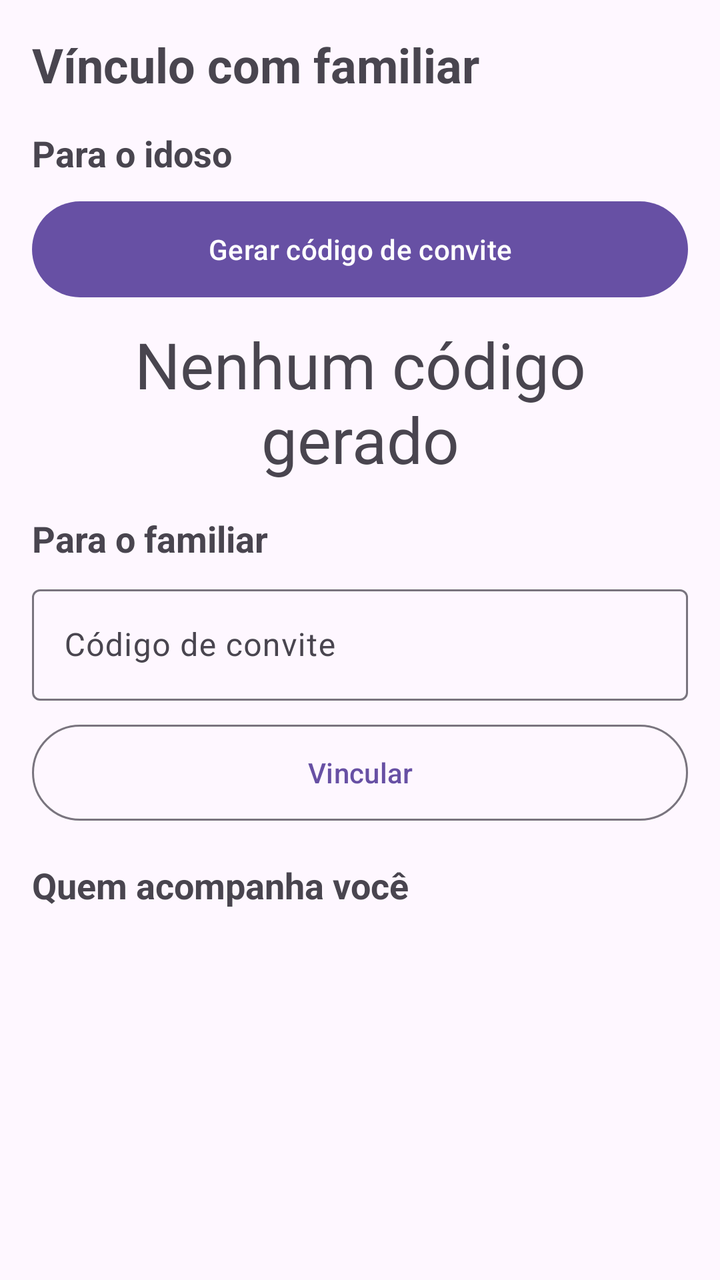
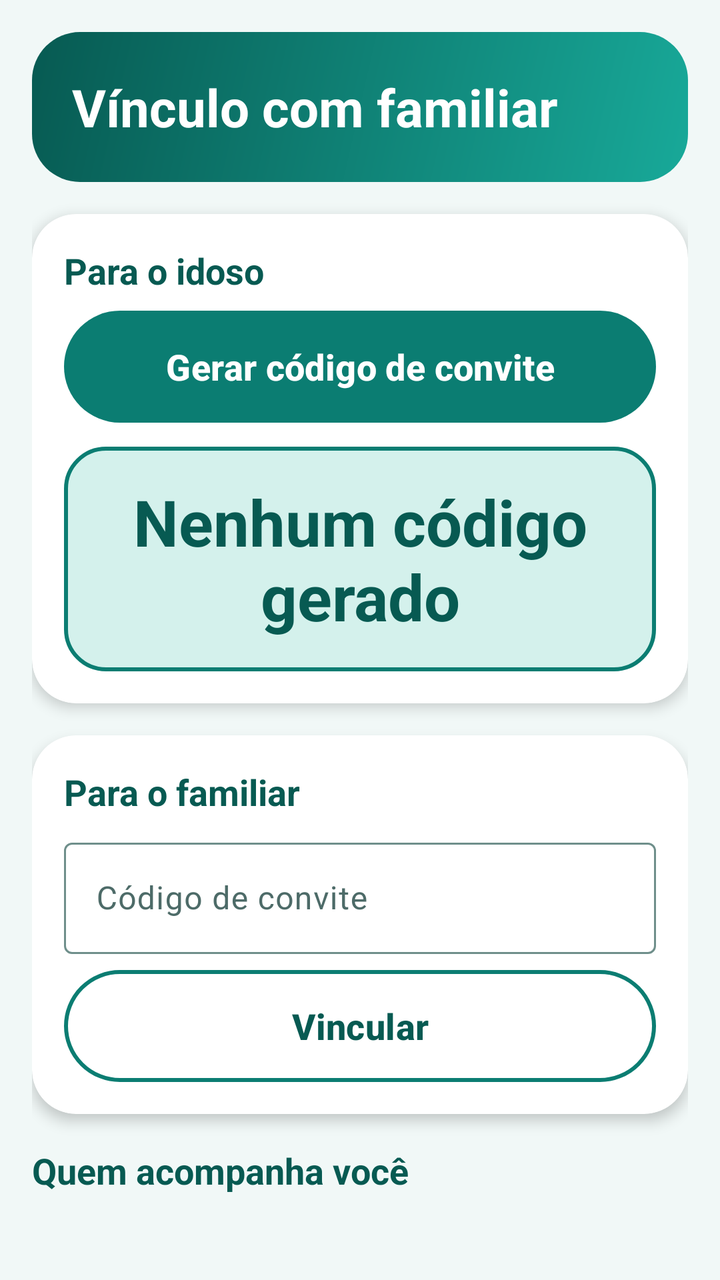

Before-and-after screenshots of an Android layout around one commit, followed by the original layout XML and the change that was made.
<!-- AndroidManifest.xml: application theme Theme.RemedioCerto -->
<!-- res/layout/fragment_vinculo.xml -->
<?xml version="1.0" encoding="utf-8"?>
<ScrollView xmlns:android="http://schemas.android.com/apk/res/android"
    android:layout_width="match_parent"
    android:layout_height="match_parent">

    <LinearLayout
        android:layout_width="match_parent"
        android:layout_height="wrap_content"
        android:orientation="vertical"
        android:padding="@dimen/margem">

        <TextView
            android:id="@+id/tvTitulo"
            android:layout_width="match_parent"
            android:layout_height="wrap_content"
            android:text="@string/vinculo_titulo"
            android:textSize="@dimen/texto_titulo"
            android:textStyle="bold" />

        <TextView
            android:layout_width="match_parent"
            android:layout_height="wrap_content"
            android:layout_marginTop="@dimen/margem"
            android:text="@string/vinculo_gerar_titulo"
            android:textSize="@dimen/texto_corpo"
            android:textStyle="bold" />

        <com.google.android.material.button.MaterialButton
            android:id="@+id/btnGerarCodigo"
            android:layout_width="match_parent"
            android:layout_height="@dimen/altura_botao"
            android:layout_marginTop="8dp"
            android:text="@string/vinculo_gerar" />

        <TextView
            android:id="@+id/tvCodigo"
            android:layout_width="match_parent"
            android:layout_height="wrap_content"
            android:layout_marginTop="8dp"
            android:gravity="center"
            android:text="@string/vinculo_codigo_vazio"
            android:textSize="@dimen/texto_alarme" />

        <TextView
            android:layout_width="match_parent"
            android:layout_height="wrap_content"
            android:layout_marginTop="@dimen/margem"
            android:text="@string/vinculo_usar_titulo"
            android:textSize="@dimen/texto_corpo"
            android:textStyle="bold" />

        <com.google.android.material.textfield.TextInputLayout
            android:layout_width="match_parent"
            android:layout_height="wrap_content"
            android:layout_marginTop="8dp"
            android:hint="@string/vinculo_codigo_hint">

            <com.google.android.material.textfield.TextInputEditText
                android:id="@+id/etCodigoConvite"
                android:layout_width="match_parent"
                android:layout_height="wrap_content"
                android:inputType="number" />
        </com.google.android.material.textfield.TextInputLayout>

        <com.google.android.material.button.MaterialButton
            android:id="@+id/btnVincular"
            style="@style/Widget.Material3.Button.OutlinedButton"
            android:layout_width="match_parent"
            android:layout_height="@dimen/altura_botao"
            android:layout_marginTop="8dp"
            android:text="@string/vinculo_vincular" />

        <TextView
            android:layout_width="match_parent"
            android:layout_height="wrap_content"
            android:layout_marginTop="@dimen/margem"
            android:text="@string/vinculo_lista_titulo"
            android:textSize="@dimen/texto_corpo"
            android:textStyle="bold" />

        <androidx.recyclerview.widget.RecyclerView
            android:id="@+id/rvVinculos"
            android:layout_width="match_parent"
            android:layout_height="wrap_content"
            android:layout_marginTop="8dp"
            android:nestedScrollingEnabled="false" />
    </LinearLayout>
</ScrollView>
<!-- resources referenced by this layout -->
<resources>
  <dimen name="texto_corpo">18sp</dimen>
  <dimen name="texto_titulo">24sp</dimen>
  <style name="Theme.RemedioCerto" parent="Theme.Material3.DayNight.NoActionBar" />
  <!-- unchanged entries left out for length: 11 -->
</resources>

<!-- the commit's change to res/layout/fragment_vinculo.xml (unified diff, before → after) -->
@@ -11,72 +11,96 @@
 
         <TextView
             android:id="@+id/tvTitulo"
+            style="@style/Estilo.Titulo"
             android:layout_width="match_parent"
             android:layout_height="wrap_content"
-            android:text="@string/vinculo_titulo"
-            android:textSize="@dimen/texto_titulo"
-            android:textStyle="bold" />
+            android:text="@string/vinculo_titulo" />
+
+        <com.google.android.material.card.MaterialCardView
+            android:layout_width="match_parent"
+            android:layout_height="wrap_content"
+            android:layout_marginTop="@dimen/margem">
+
+            <LinearLayout
+                android:layout_width="match_parent"
+                android:layout_height="wrap_content"
+                android:orientation="vertical"
+                android:padding="@dimen/margem">
+
+                <TextView
+                    style="@style/Estilo.Secao"
+                    android:layout_width="match_parent"
+                    android:layout_height="wrap_content"
+                    android:text="@string/vinculo_gerar_titulo" />
+
+                <com.google.android.material.button.MaterialButton
+                    android:id="@+id/btnGerarCodigo"
+                    android:layout_width="match_parent"
+                    android:layout_height="@dimen/altura_botao"
+                    android:layout_marginTop="8dp"
+                    android:text="@string/vinculo_gerar" />
+
+                <TextView
+                    android:id="@+id/tvCodigo"
+                    android:layout_width="match_parent"
+                    android:layout_height="wrap_content"
+                    android:layout_marginTop="12dp"
+                    android:background="@drawable/bg_destaque"
+                    android:gravity="center"
+                    android:padding="@dimen/margem"
+                    android:text="@string/vinculo_codigo_vazio"
+                    android:textColor="@color/rc_primaria_escura"
+                    android:textSize="@dimen/texto_alarme"
+                    android:textStyle="bold" />
+            </LinearLayout>
+        </com.google.android.material.card.MaterialCardView>
+
+        <com.google.android.material.card.MaterialCardView
+            android:layout_width="match_parent"
+            android:layout_height="wrap_content"
+            android:layout_marginTop="@dimen/margem">
+
+            <LinearLayout
+                android:layout_width="match_parent"
+                android:layout_height="wrap_content"
+                android:orientation="vertical"
+                android:padding="@dimen/margem">
+
+                <TextView
+                    style="@style/Estilo.Secao"
+                    android:layout_width="match_parent"
+                    android:layout_height="wrap_content"
+                    android:text="@string/vinculo_usar_titulo" />
+
+                <com.google.android.material.textfield.TextInputLayout
+                    android:layout_width="match_parent"
+                    android:layout_height="wrap_content"
+                    android:layout_marginTop="8dp"
+                    android:hint="@string/vinculo_codigo_hint">
+
+                    <com.google.android.material.textfield.TextInputEditText
+                        android:id="@+id/etCodigoConvite"
+                        android:layout_width="match_parent"
+                        android:layout_height="wrap_content"
+                        android:inputType="number" />
+                </com.google.android.material.textfield.TextInputLayout>
+
+                <com.google.android.material.button.MaterialButton
+                    android:id="@+id/btnVincular"
+                    style="@style/Widget.RemedioCerto.Button.Outlined"
+                    android:layout_width="match_parent"
+                    android:layout_height="@dimen/altura_botao"
+                    android:layout_marginTop="8dp"
+                    android:text="@string/vinculo_vincular" />
+            </LinearLayout>
+        </com.google.android.material.card.MaterialCardView>
 
         <TextView
+            style="@style/Estilo.Secao"
             android:layout_width="match_parent"
             android:layout_height="wrap_content"
             android:layout_marginTop="@dimen/margem"
-            android:text="@string/vinculo_gerar_titulo"
-            android:textSize="@dimen/texto_corpo"
-            android:textStyle="bold" />
-
-        <com.google.android.material.button.MaterialButton
-            android:id="@+id/btnGerarCodigo"
-            android:layout_width="match_parent"
-            android:layout_height="@dimen/altura_botao"
-            android:layout_marginTop="8dp"
-            android:text="@string/vinculo_gerar" />
-
-        <TextView
-            android:id="@+id/tvCodigo"
-            android:layout_width="match_parent"
-            android:layout_height="wrap_content"
-            android:layout_marginTop="8dp"
-            android:gravity="center"
-            android:text="@string/vinculo_codigo_vazio"
-            android:textSize="@dimen/texto_alarme" />
-
-        <TextView
-            android:layout_width="match_parent"
-            android:layout_height="wrap_content"
-            android:layout_marginTop="@dimen/margem"
-            android:text="@string/vinculo_usar_titulo"
-            android:textSize="@dimen/texto_corpo"
-            android:textStyle="bold" />
-
-        <com.google.android.material.textfield.TextInputLayout
-            android:layout_width="match_parent"
-            android:layout_height="wrap_content"
-            android:layout_marginTop="8dp"
-            android:hint="@string/vinculo_codigo_hint">
-
-            <com.google.android.material.textfield.TextInputEditText
-                android:id="@+id/etCodigoConvite"
-                android:layout_width="match_parent"
-                android:layout_height="wrap_content"
-                android:inputType="number" />
-        </com.google.android.material.textfield.TextInputLayout>
-
-        <com.google.android.material.button.MaterialButton
-            android:id="@+id/btnVincular"
-            style="@style/Widget.Material3.Button.OutlinedButton"
-            android:layout_width="match_parent"
-            android:layout_height="@dimen/altura_botao"
-            android:layout_marginTop="8dp"
-            android:text="@string/vinculo_vincular" />
-
-        <TextView
-            android:layout_width="match_parent"
-            android:layout_height="wrap_content"
-            android:layout_marginTop="@dimen/margem"
-            android:text="@string/vinculo_lista_titulo"
-            android:textSize="@dimen/texto_corpo"
-            android:textStyle="bold" />
+            android:text="@string/vinculo_lista_titulo" />
 
         <androidx.recyclerview.widget.RecyclerView
             android:id="@+id/rvVinculos"
<!-- resource entries referenced after the edit -->
@@ -1,8 +1,133 @@
 <!-- resources referenced by this layout -->
 <resources>
-  <dimen name="texto_corpo">18sp</dimen>
-  <dimen name="texto_titulo">24sp</dimen>
-  <style name="Theme.RemedioCerto" parent="Theme.Material3.DayNight.NoActionBar" />
+  <color name="rc_primaria_escura">#075A52</color>
+  <!-- drawable bg_destaque (drawable) -->
+  <?xml version="1.0" encoding="utf-8"?>
+  <shape xmlns:android="http://schemas.android.com/apk/res/android"
+      android:shape="rectangle">
+      <solid android:color="@color/rc_primaria_clara" />
+      <stroke
+          android:width="2dp"
+          android:color="@color/rc_primaria" />
+      <corners android:radius="20dp" />
+  </shape>
+  <style name="Estilo.Secao" parent="">
+          <item name="android:textColor">@color/rc_primaria_escura</item>
+          <item name="android:textSize">18sp</item>
+          <item name="android:textStyle">bold</item>
+      </style>
+  <style name="Estilo.Titulo" parent="">
+          <item name="android:background">@drawable/bg_cabecalho</item>
+          <item name="android:textColor">@color/white</item>
+          <item name="android:textSize">26sp</item>
+          <item name="android:textStyle">bold</item>
+          <item name="android:padding">20dp</item>
+      </style>
+  <style name="Widget.RemedioCerto.Button.Outlined" parent="Widget.Material3.Button.OutlinedButton">
+          <item name="android:textSize">18sp</item>
+          <item name="android:textStyle">bold</item>
+          <item name="android:textAllCaps">false</item>
+          <item name="android:insetTop">0dp</item>
+          <item name="android:insetBottom">0dp</item>
+          <item name="android:textColor">@color/rc_primaria_escura</item>
+          <item name="cornerRadius">28dp</item>
+          <item name="strokeColor">@color/rc_primaria</item>
+          <item name="strokeWidth">2dp</item>
+      </style>
+  <style name="Theme.RemedioCerto" parent="Theme.Material3.Light.NoActionBar">
+          
+          <item name="colorPrimary">@color/rc_primaria</item>
+          <item name="colorOnPrimary">@color/white</item>
+          <item name="colorPrimaryContainer">@color/rc_primaria_clara</item>
+          <item name="colorOnPrimaryContainer">@color/rc_primaria_escura</item>
+          <item name="colorSecondary">@color/rc_coral</item>
+          <item name="colorOnSecondary">@color/white</item>
+          <item name="colorSecondaryContainer">@color/rc_primaria_clara</item>
+          <item name="colorOnSecondaryContainer">@color/rc_primaria_escura</item>
+          <item name="colorTertiary">@color/rc_amarelo</item>
+  
+          
+          <item name="android:colorBackground">@color/rc_fundo</item>
+          <item name="android:windowBackground">@color/rc_fundo</item>
+          <item name="colorSurface">@color/rc_fundo</item>
+          <item name="colorSurfaceContainerLowest">@color/rc_superficie</item>
+          <item name="colorSurfaceContainerLow">@color/rc_superficie</item>
+          <item name="colorSurfaceContainer">@color/rc_superficie</item>
+          <item name="colorSurfaceContainerHigh">@color/rc_superficie</item>
+          <item name="colorSurfaceContainerHighest">@color/rc_superficie_alta</item>
+          <item name="colorOnSurface">@color/rc_texto</item>
+          <item name="colorOnSurfaceVariant">@color/rc_texto_suave</item>
+          <item name="colorOutline">#6F8F8B</item>
+          <item name="colorOutlineVariant">@color/rc_contorno</item>
+  
+          
+          <item name="shapeAppearanceSmallComponent">@style/Forma.Pequena</item>
+          <item name="shapeAppearanceMediumComponent">@style/Forma.Media</item>
+          <item name="shapeAppearanceLargeComponent">@style/Forma.Grande</item>
+  
+          
+          <item name="materialCardViewStyle">@style/Widget.RemedioCerto.Card</item>
+          <item name="materialButtonStyle">@style/Widget.RemedioCerto.Button</item>
+          <item name="materialButtonOutlinedStyle">@style/Widget.RemedioCerto.Button.Outlined</item>
+          <item name="bottomNavigationStyle">@style/Widget.RemedioCerto.BottomNav</item>
+      </style>
+  <color name="rc_primaria_clara">#D4F1EC</color>
+  <color name="rc_primaria">#0B7D72</color>
+  <!-- drawable bg_cabecalho (drawable) -->
+  <?xml version="1.0" encoding="utf-8"?>
+  <shape xmlns:android="http://schemas.android.com/apk/res/android"
+      android:shape="rectangle">
+      <gradient
+          android:angle="315"
+          android:endColor="@color/rc_gradiente_fim"
+          android:startColor="@color/rc_primaria_escura" />
+      <corners android:radius="24dp" />
+  </shape>
+  <color name="white">#FFFFFFFF</color>
+  <color name="rc_coral">#E8553A</color>
+  <color name="rc_amarelo">#FFC93C</color>
+  <color name="rc_fundo">#F1F8F7</color>
+  <color name="rc_superficie">#FFFFFF</color>
+  <color name="rc_superficie_alta">#E3F0EE</color>
+  <color name="rc_texto">#12312F</color>
+  <color name="rc_texto_suave">#4D6B68</color>
+  <color name="rc_contorno">#C9E2DE</color>
+  <style name="Forma.Pequena" parent="ShapeAppearance.Material3.SmallComponent">
+          <item name="cornerFamily">rounded</item>
+          <item name="cornerSize">14dp</item>
+      </style>
+  <style name="Forma.Media" parent="ShapeAppearance.Material3.MediumComponent">
+          <item name="cornerFamily">rounded</item>
+          <item name="cornerSize">22dp</item>
+      </style>
+  <style name="Forma.Grande" parent="ShapeAppearance.Material3.LargeComponent">
+          <item name="cornerFamily">rounded</item>
+          <item name="cornerSize">28dp</item>
+      </style>
+  <style name="Widget.RemedioCerto.Card" parent="Widget.Material3.CardView.Elevated">
+          <item name="cardBackgroundColor">@color/rc_superficie</item>
+          <item name="cardElevation">4dp</item>
+          <item name="cardCornerRadius">22dp</item>
+      </style>
+  <style name="Widget.RemedioCerto.Button" parent="Widget.Material3.Button">
+          <item name="android:textSize">18sp</item>
+          <item name="android:textStyle">bold</item>
+          <item name="android:textAllCaps">false</item>
+          <item name="android:insetTop">0dp</item>
+          <item name="android:insetBottom">0dp</item>
+          <item name="cornerRadius">28dp</item>
+      </style>
+  <style name="Widget.RemedioCerto.BottomNav" parent="Widget.Material3.BottomNavigationView">
+          <item name="elevation">12dp</item>
+          <item name="labelVisibilityMode">labeled</item>
+          <item name="itemTextAppearanceActive">@style/Texto.Aba</item>
+          <item name="itemTextAppearanceInactive">@style/Texto.Aba</item>
+      </style>
+  <color name="rc_gradiente_fim">#18A999</color>
+  <style name="Texto.Aba" parent="TextAppearance.Material3.LabelMedium">
+          <item name="android:textSize">13sp</item>
+          <item name="android:textStyle">bold</item>
+      </style>
   <!-- unchanged entries left out for length: 11 -->
 </resources>
 
